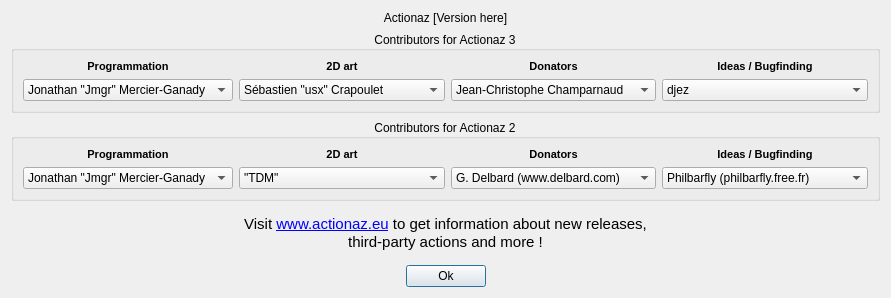
This is gui/aboutdialog.ui in Jmgr/actiona as Qt 5 draws it before an edit. The edited form follows.
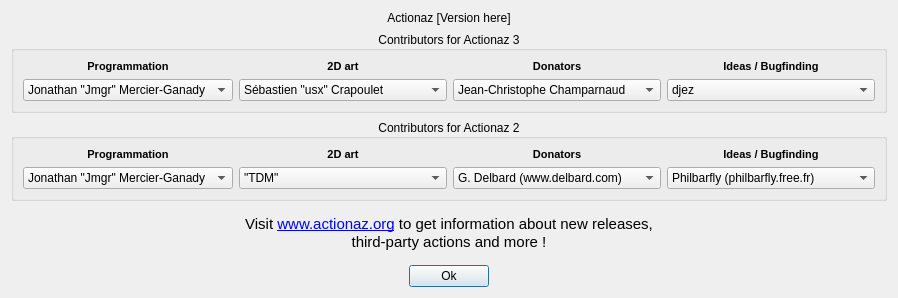
This is the edited form. Icons and pictures are not drawn.

Commit message: Actions - Click: removed the cursor movement after the click - PixelColor: updated the variable field description Actionaz - renamed actionaz.eu to actionaz.org

```diff
--- a/gui/aboutdialog.ui
+++ b/gui/aboutdialog.ui
@@ -6,7 +6,7 @@
    <rect>
     <x>0</x>
     <y>0</y>
-    <width>891</width>
+    <width>898</width>
     <height>298</height>
    </rect>
   </property>
@@ -386,7 +386,7 @@
 &lt;html&gt;&lt;head&gt;&lt;meta name=&quot;qrichtext&quot; content=&quot;1&quot; /&gt;&lt;style type=&quot;text/css&quot;&gt;
 p, li { white-space: pre-wrap; }
 &lt;/style&gt;&lt;/head&gt;&lt;body style=&quot; font-family:'MS Shell Dlg 2'; font-size:10pt; font-weight:400; font-style:normal;&quot;&gt;
-&lt;p align=&quot;center&quot; style=&quot; margin-top:0px; margin-bottom:0px; margin-left:0px; margin-right:0px; -qt-block-indent:0; text-indent:0px;&quot;&gt;&lt;span style=&quot; font-size:11pt;&quot;&gt;Visit &lt;/span&gt;&lt;a href=&quot;http://www.actionaz.eu&quot;&gt;&lt;span style=&quot; font-size:11pt; text-decoration: underline; color:#0000ff;&quot;&gt;www.actionaz.eu&lt;/span&gt;&lt;/a&gt;&lt;span style=&quot; font-size:11pt;&quot;&gt; to get information about new releases,&lt;/span&gt;&lt;/p&gt;
+&lt;p align=&quot;center&quot; style=&quot; margin-top:0px; margin-bottom:0px; margin-left:0px; margin-right:0px; -qt-block-indent:0; text-indent:0px;&quot;&gt;&lt;span style=&quot; font-size:11pt;&quot;&gt;Visit &lt;/span&gt;&lt;a href=&quot;http://www.actionaz.org&quot;&gt;&lt;span style=&quot; font-size:11pt; text-decoration: underline; color:#0000ff;&quot;&gt;www.actionaz.org&lt;/span&gt;&lt;/a&gt;&lt;span style=&quot; font-size:11pt;&quot;&gt; to get information about new releases,&lt;/span&gt;&lt;/p&gt;
 &lt;p align=&quot;center&quot; style=&quot; margin-top:0px; margin-bottom:0px; margin-left:0px; margin-right:0px; -qt-block-indent:0; text-indent:0px; font-size:11pt;&quot;&gt;third-party actions and more !&lt;/p&gt;&lt;/body&gt;&lt;/html&gt;</string>
      </property>
      <property name="alignment">
```
The commit also changes 3 other files.
